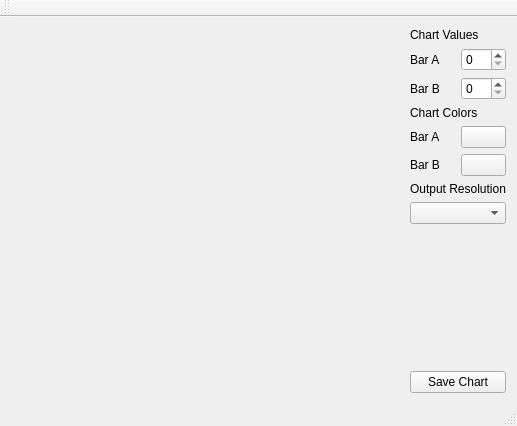
joeyGumer/Advanced_Graphics_Programming, file Practicas/AG - Project1 - Josep Atencia/AG - Project1 - Josep Atencia/AGProject1.ui: the form before one commit.
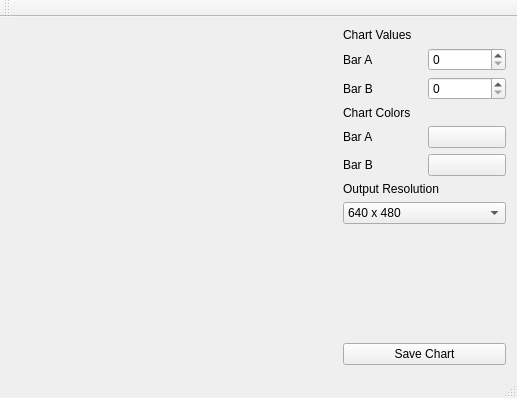
The form after the commit.

Commit message: Project 1 Finished

What changed in the file:
```diff
--- a/Practicas/AG - Project1 - Josep Atencia/AG - Project1 - Josep Atencia/AGProject1.ui
+++ b/Practicas/AG - Project1 - Josep Atencia/AG - Project1 - Josep Atencia/AGProject1.ui
@@ -7,15 +7,21 @@
     <x>0</x>
     <y>0</y>
     <width>517</width>
-    <height>426</height>
+    <height>398</height>
    </rect>
   </property>
+  <property name="sizePolicy">
+   <sizepolicy hsizetype="Fixed" vsizetype="Fixed">
+    <horstretch>0</horstretch>
+    <verstretch>0</verstretch>
+   </sizepolicy>
+  </property>
   <property name="windowTitle">
    <string>AGProject1</string>
   </property>
   <widget class="QWidget" name="centralWidget">
    <layout class="QGridLayout" name="gridLayout">
-    <item row="0" column="1">
+    <item row="0" column="2">
      <layout class="QVBoxLayout" name="verticalLayout_3">
       <item>
        <layout class="QVBoxLayout" name="verticalLayout_2">
@@ -117,7 +123,29 @@
        </widget>
       </item>
       <item>
-       <widget class="QComboBox" name="resolution_box"/>
+       <widget class="QComboBox" name="resolution_box">
+        <property name="editable">
+         <bool>false</bool>
+        </property>
+        <property name="currentText">
+         <string>640 x 480</string>
+        </property>
+        <item>
+         <property name="text">
+          <string>640 x 480</string>
+         </property>
+        </item>
+        <item>
+         <property name="text">
+          <string>800 x 600</string>
+         </property>
+        </item>
+        <item>
+         <property name="text">
+          <string>1024 x 760</string>
+         </property>
+        </item>
+       </widget>
       </item>
       <item>
        <spacer name="verticalSpacer">
@@ -141,18 +169,8 @@
       </item>
      </layout>
     </item>
-    <item row="0" column="0">
-     <widget class="QWidget" name="widget" native="true">
-      <property name="sizePolicy">
-       <sizepolicy hsizetype="Expanding" vsizetype="Expanding">
-        <horstretch>0</horstretch>
-        <verstretch>0</verstretch>
-       </sizepolicy>
-      </property>
-      <property name="autoFillBackground">
-       <bool>true</bool>
-      </property>
-     </widget>
+    <item row="0" column="0" colspan="2">
+     <layout class="QVBoxLayout" name="graph_layout"/>
     </item>
    </layout>
   </widget>
```
The commit also changes 13 other files.
